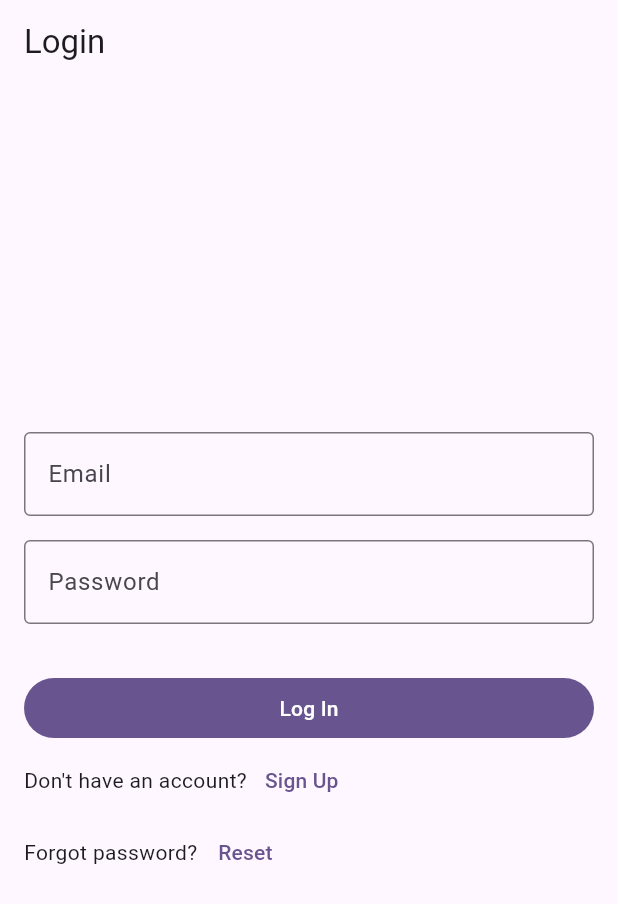
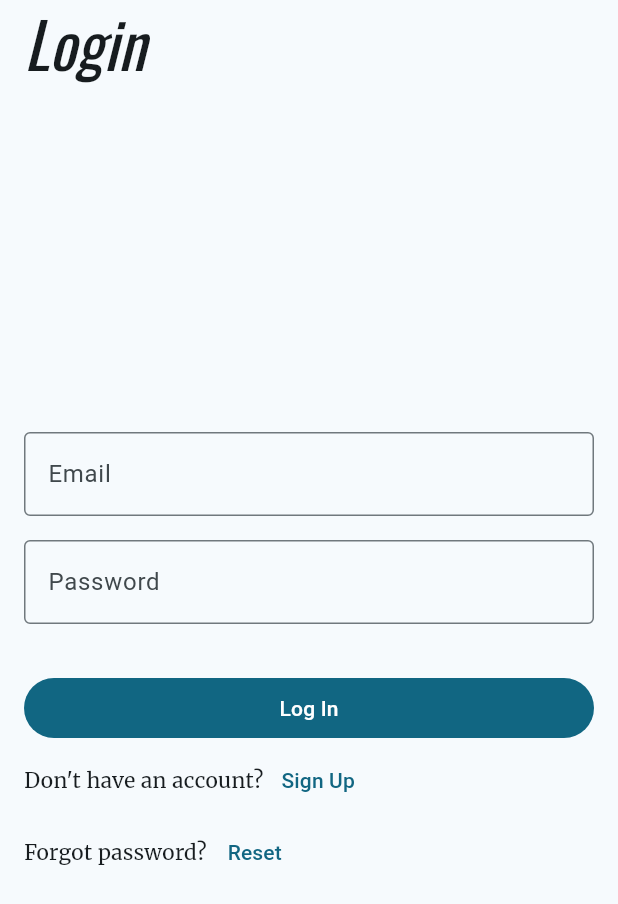
Before and after one commit to jossean-rivera/join_play, a Flutter app: the screen it shows after launch, on a phone screen of 412 x 824 dp. Shown: the top 904 px of the screen. Run offline on Flutter 3.47's test engine with Material 3 defaults, Android fonts, the phone set to English and light mode, and no system bars; our stand-ins replace bloc, cloud_firestore, confetti, firebase_auth, firebase_core, flutter_bloc and 6 more; missing offline and left inert: google_maps_webservice; accounts and stored records are empty.

Commit message:
Adding styling + Removed double Scafolds + Add customThemeData with the theme of the app + Set scafold title by route

```diff
--- /dev/null
+++ b/lib/custom_theme_data.dart
@@ -0,0 +1,30 @@
+
+import 'package:flutter/material.dart';
+import 'package:google_fonts/google_fonts.dart';
+
+ThemeData customThemeData = ThemeData(
+      useMaterial3: true,
+
+    // Define the default brightness and colors.
+    colorScheme: ColorScheme.fromSeed(
+      seedColor: Colors.blueGrey,
+      // ···
+      brightness: Brightness.light,
+    ),
+
+    // Define the default `TextTheme`. Use this to specify the default
+    // text styling for headlines, titles, bodies of text, and more.
+    textTheme: TextTheme(
+      displayLarge: const TextStyle(
+        fontSize: 72,
+        fontWeight: FontWeight.bold,
+      ),
+      // ···
+      titleLarge: GoogleFonts.oswald(
+        fontSize: 42,
+        fontStyle: FontStyle.italic,
+      ),
+      bodyMedium: GoogleFonts.merriweather(),
+      displaySmall: GoogleFonts.pacifico(),
+    ),
+);
--- a/lib/main.dart
+++ b/lib/main.dart
@@ -6,6 +6,7 @@ import 'package:flutter_bloc/flutter_bloc.dart';
 import 'package:join_play/pages/location_page.dart';
 
 import 'blocs/authentication/bloc/authentication_bloc.dart';
+import 'custom_theme_data.dart';
 import 'navigation/router.dart';
 import 'firebase_options.dart';
 import 'repositories/firebase_user_repository.dart';
@@ -50,11 +51,8 @@ class MyApp extends StatelessWidget {
         child: Builder(
           builder: (context) {
             return MaterialApp.router(
+              theme: customThemeData,
               title: 'Flutter Demo',
-              theme: ThemeData(
-                colorScheme: ColorScheme.fromSeed(seedColor: Colors.deepPurple),
-                useMaterial3: true,
-              ),
               routerConfig: createRouter(context.read<AuthenticationBloc>()),
             );
           },
--- a/lib/navigation/route_names.dart
+++ b/lib/navigation/route_names.dart
@@ -1,3 +1,5 @@
+import 'package:go_router/go_router.dart';
+
 class RouteNames {
   static const String sports = "sports";
   static const String myGames = "myGames";
@@ -9,5 +11,5 @@ class RouteNames {
   static const String myGameDetails = "myGameDetails";
   static const String historyDetails = "historyDetails";
 
-  static String registrationConfirmation = "registration-confirmation";
+  static const String registrationConfirmation = "registration-confirmation";
 }
--- a/lib/navigation/router.dart
+++ b/lib/navigation/router.dart
@@ -52,7 +52,7 @@ GoRouter createRouter(AuthenticationBloc authenticationBloc) {
       ShellRoute(
         navigatorKey: shellNavigatorKey,
         builder: (context, state, child) =>
-            ScaffoldWithNavBar(title: "", child: child),
+            ScaffoldWithNavBar(title: RoutePaths.getTitleFromRoute(state), child: child),
         routes: [
           GoRoute(
             path: RoutePaths.sports,
--- a/lib/pages/registration_confirmation_page.dart
+++ b/lib/pages/registration_confirmation_page.dart
@@ -115,11 +115,6 @@ class _RegistrationConfirmationPageState
                           scale: _sizeAnimation.value,
                           child: const Text(
                             "You're going to the game!",
-                            style: TextStyle(
-                              color: Colors.black,
-                              fontSize: 16,
-                              fontWeight: FontWeight.bold,
-                            ),
                             textAlign: TextAlign.center,
                           ),
                         ));
--- a/pubspec.yaml
+++ b/pubspec.yaml
@@ -48,6 +48,7 @@ dependencies:
   geocoding: ^3.0.0
   google_maps_webservice: ^0.0.20-nullsafety.5
   flutter_typeahead: ^5.2.0
+  google_fonts: ^4.0.4
 
 dev_dependencies:
   flutter_test:
```
Also changed, not shown: lib/navigation/route_paths.dart (+23 -1 lines), lib/pages/history_page.dart (+6 -11 lines), lib/pages/my_games_page.dart (+6 -11 lines), lib/pages/profile_page.dart (+1 -6 lines), lib/pages/sports_page.dart (+1 -6 lines), pubspec.lock, 1 other file.
